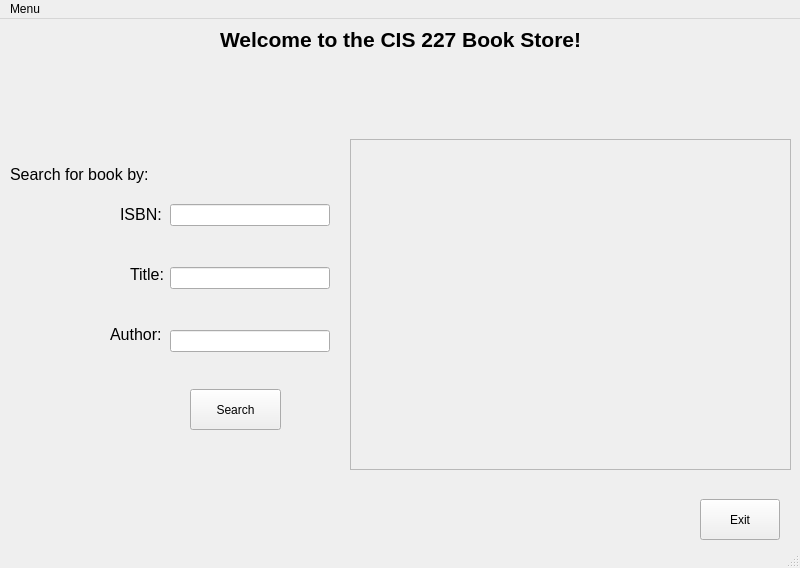
Before: the Qt Designer form BookSearch/mainwindow.ui in SkySaves/QT-Book-Search, drawn with Qt 5.
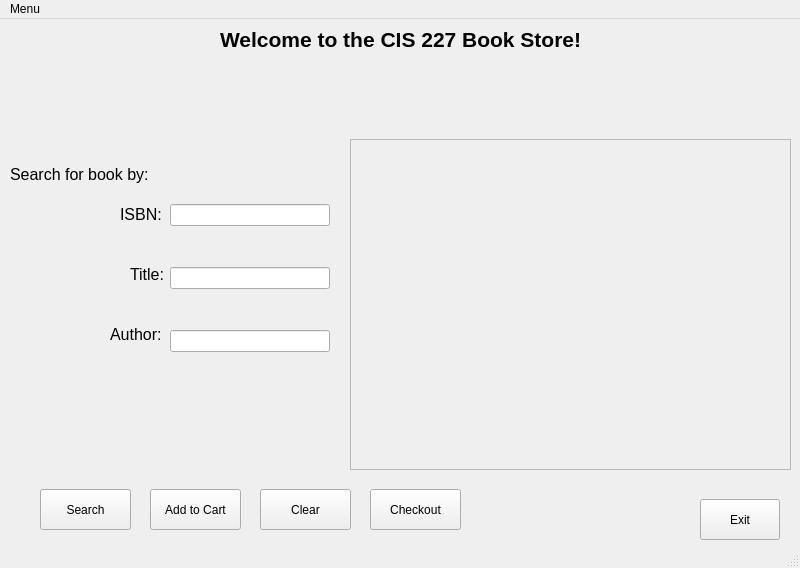
After: the same form once the commit is applied. Icons and pictures are not drawn.

```diff
--- a/BookSearch/mainwindow.ui
+++ b/BookSearch/mainwindow.ui
@@ -120,8 +120,8 @@
    <widget class="QPushButton" name="btnSearch">
     <property name="geometry">
      <rect>
-      <x>190</x>
-      <y>370</y>
+      <x>40</x>
+      <y>470</y>
       <width>91</width>
       <height>41</height>
      </rect>
@@ -153,6 +153,45 @@
      </property>
     </widget>
    </widget>
+   <widget class="QPushButton" name="btnAddtoCart">
+    <property name="geometry">
+     <rect>
+      <x>150</x>
+      <y>470</y>
+      <width>91</width>
+      <height>41</height>
+     </rect>
+    </property>
+    <property name="text">
+     <string>Add to Cart</string>
+    </property>
+   </widget>
+   <widget class="QPushButton" name="btnClear">
+    <property name="geometry">
+     <rect>
+      <x>260</x>
+      <y>470</y>
+      <width>91</width>
+      <height>41</height>
+     </rect>
+    </property>
+    <property name="text">
+     <string>Clear</string>
+    </property>
+   </widget>
+   <widget class="QPushButton" name="btnCheckout">
+    <property name="geometry">
+     <rect>
+      <x>370</x>
+      <y>470</y>
+      <width>91</width>
+      <height>41</height>
+     </rect>
+    </property>
+    <property name="text">
+     <string>Checkout</string>
+    </property>
+   </widget>
   </widget>
   <widget class="QMenuBar" name="menubar">
    <property name="geometry">
```
